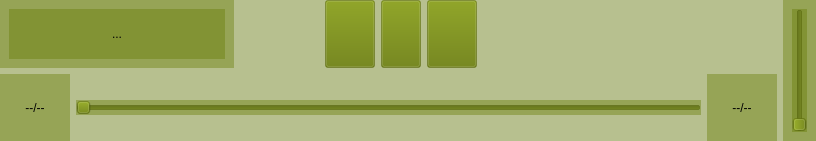
First picture: the form in interface.ui, repository AlephNought0/Zoron, before the edit.
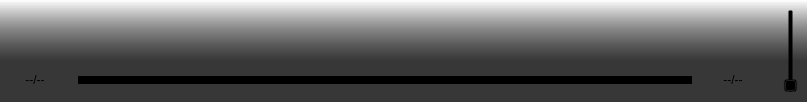
Second picture: the form after the edit. Icons and pictures are not drawn.

The edit to the form file:
```diff
--- a/interface.ui
+++ b/interface.ui
@@ -6,93 +6,115 @@
    <rect>
     <x>0</x>
     <y>0</y>
-    <width>816</width>
-    <height>141</height>
+    <width>807</width>
+    <height>102</height>
    </rect>
   </property>
+  <property name="sizePolicy">
+   <sizepolicy hsizetype="Expanding" vsizetype="Fixed">
+    <horstretch>0</horstretch>
+    <verstretch>0</verstretch>
+   </sizepolicy>
+  </property>
   <property name="windowTitle">
    <string>Dialog</string>
   </property>
   <property name="styleSheet">
-   <string notr="true"/>
+   <string notr="true">QWidget {
+background: qlineargradient(spread:pad, x1:0, y1:1, x2:0, y2:0, stop:0.4 rgba(0, 0, 0, 0.4), stop:1 rgba(0, 0, 0, 0));
+}
+
+</string>
   </property>
+  <layout class="QVBoxLayout" name="verticalLayout_3">
+   <property name="spacing">
+    <number>0</number>
+   </property>
+   <property name="leftMargin">
+    <number>0</number>
+   </property>
+   <property name="topMargin">
+    <number>0</number>
+   </property>
+   <property name="rightMargin">
+    <number>0</number>
+   </property>
+   <property name="bottomMargin">
+    <number>0</number>
+   </property>
+   <item>
   <widget class="QWidget" name="horizontalWidget" native="true">
-   <property name="geometry">
-    <rect>
-     <x>0</x>
-     <y>0</y>
-     <width>816</width>
-     <height>141</height>
-    </rect>
+     <property name="sizePolicy">
+      <sizepolicy hsizetype="Expanding" vsizetype="Fixed">
+       <horstretch>0</horstretch>
+       <verstretch>0</verstretch>
+      </sizepolicy>
    </property>
    <property name="styleSheet">
-    <string notr="true">background-color: rgba(100, 122, 0, 0.4);</string>
-   </property>
-   <layout class="QHBoxLayout" name="horizontalLayout">
+      <string notr="true"/>
+     </property>
+     <layout class="QHBoxLayout" name="horizontalLayout" stretch="0,0">
+      <property name="spacing">
+       <number>6</number>
+      </property>
+      <property name="sizeConstraint">
+       <enum>QLayout::SetDefaultConstraint</enum>
+      </property>
+      <property name="leftMargin">
+       <number>0</number>
+      </property>
+      <property name="topMargin">
+       <number>0</number>
+      </property>
+      <property name="rightMargin">
+       <number>0</number>
+      </property>
+      <property name="bottomMargin">
+       <number>0</number>
+      </property>
     <item>
      <layout class="QVBoxLayout" name="verticalLayout">
+        <item>
+         <spacer name="verticalSpacer">
+          <property name="orientation">
+           <enum>Qt::Vertical</enum>
+          </property>
+          <property name="sizeType">
+           <enum>QSizePolicy::Fixed</enum>
+          </property>
+          <property name="sizeHint" stdset="0">
+           <size>
+            <width>0</width>
+            <height>2</height>
+           </size>
+          </property>
+         </spacer>
+        </item>
       <item>
        <layout class="QHBoxLayout" name="horizontalLayout_5">
-        <item>
-         <widget class="QWidget" name="horizontalWidget_3" native="true">
-          <property name="sizePolicy">
-           <sizepolicy hsizetype="Minimum" vsizetype="Preferred">
-            <horstretch>0</horstretch>
-            <verstretch>0</verstretch>
-           </sizepolicy>
+          <property name="spacing">
+           <number>25</number>
           </property>
-          <property name="minimumSize">
-           <size>
-            <width>150</width>
-            <height>0</height>
-           </size>
-          </property>
-          <property name="sizeIncrement">
-           <size>
-            <width>0</width>
-            <height>0</height>
-           </size>
-          </property>
-          <layout class="QHBoxLayout" name="horizontalLayout_7">
-           <item>
-            <widget class="QLabel" name="mediaLabel">
-             <property name="minimumSize">
-              <size>
-               <width>0</width>
-               <height>0</height>
-              </size>
-             </property>
-             <property name="text">
-              <string>...</string>
-             </property>
-             <property name="alignment">
-              <set>Qt::AlignCenter</set>
-             </property>
-            </widget>
-           </item>
-          </layout>
-         </widget>
-        </item>
         <item>
          <spacer name="horizontalSpacer">
           <property name="orientation">
            <enum>Qt::Horizontal</enum>
           </property>
           <property name="sizeType">
-           <enum>QSizePolicy::Fixed</enum>
+             <enum>QSizePolicy::Expanding</enum>
           </property>
           <property name="sizeHint" stdset="0">
            <size>
-            <width>85</width>
+              <width>270</width>
             <height>0</height>
            </size>
           </property>
          </spacer>
         </item>
-        <item>
+          <item alignment="Qt::AlignHCenter">
          <widget class="QPushButton" name="previousMedia">
           <property name="sizePolicy">
-           <sizepolicy hsizetype="Fixed" vsizetype="Minimum">
+             <sizepolicy hsizetype="Maximum" vsizetype="Maximum">
             <horstretch>0</horstretch>
             <verstretch>0</verstretch>
            </sizepolicy>
@@ -109,6 +131,17 @@
             <height>0</height>
            </size>
           </property>
+            <property name="styleSheet">
+             <string notr="true">QPushButton {
+background-color: transparent;
+border-radius: 5px;
+border: 0px;
+}
+
+QPushButton::hover {
+background: rgba(66, 66, 66, 0.6);
+}</string>
+            </property>
           <property name="text">
            <string/>
           </property>
@@ -119,7 +152,7 @@
           <property name="iconSize">
            <size>
             <width>35</width>
-            <height>35</height>
+              <height>50</height>
            </size>
           </property>
          </widget>
@@ -127,17 +160,31 @@
         <item>
          <widget class="QPushButton" name="playButton">
           <property name="sizePolicy">
-           <sizepolicy hsizetype="Fixed" vsizetype="Preferred">
+             <sizepolicy hsizetype="Maximum" vsizetype="Maximum">
             <horstretch>0</horstretch>
             <verstretch>0</verstretch>
            </sizepolicy>
           </property>
           <property name="minimumSize">
            <size>
-            <width>35</width>
-            <height>35</height>
-           </size>
-          </property>
+              <width>50</width>
+              <height>50</height>
+             </size>
+            </property>
+            <property name="autoFillBackground">
+             <bool>false</bool>
+            </property>
+            <property name="styleSheet">
+             <string notr="true">QPushButton {
+background: transparent;
+border-radius: 5px;
+border: 0px;
+}
+
+QPushButton::hover {
+background: rgba(66, 66, 66, 0.6);
+}</string>
+            </property>
           <property name="text">
            <string/>
           </property>
@@ -148,7 +195,7 @@
           <property name="iconSize">
            <size>
             <width>35</width>
-            <height>35</height>
+              <height>37</height>
            </size>
           </property>
          </widget>
@@ -159,7 +206,7 @@
            <bool>true</bool>
           </property>
           <property name="sizePolicy">
-           <sizepolicy hsizetype="Fixed" vsizetype="Minimum">
+             <sizepolicy hsizetype="Maximum" vsizetype="Maximum">
             <horstretch>0</horstretch>
             <verstretch>0</verstretch>
            </sizepolicy>
@@ -170,6 +217,17 @@
             <height>50</height>
            </size>
           </property>
+            <property name="styleSheet">
+             <string notr="true">QPushButton {
+background-color: transparent;
+border-radius: 5px;
+border: 0px;
+}
+
+QPushButton::hover {
+background: rgba(66, 66, 66, 0.6);
+}</string>
+            </property>
           <property name="text">
            <string/>
           </property>
@@ -180,7 +238,7 @@
           <property name="iconSize">
            <size>
             <width>35</width>
-            <height>35</height>
+              <height>50</height>
            </size>
           </property>
          </widget>
@@ -191,12 +249,12 @@
            <enum>Qt::Horizontal</enum>
           </property>
           <property name="sizeType">
-           <enum>QSizePolicy::Fixed</enum>
+             <enum>QSizePolicy::Expanding</enum>
           </property>
           <property name="sizeHint" stdset="0">
            <size>
-            <width>300</width>
-            <height>20</height>
+              <width>270</width>
+              <height>0</height>
            </size>
           </property>
          </spacer>
@@ -213,6 +271,9 @@
             <height>0</height>
            </size>
           </property>
+            <property name="styleSheet">
+             <string notr="true">background-color: rgba(0, 0, 0, 0);</string>
+            </property>
           <property name="text">
            <string>--/--</string>
           </property>
@@ -223,6 +284,52 @@
         </item>
         <item>
          <widget class="QSlider" name="durationSlider">
+            <property name="sizePolicy">
+             <sizepolicy hsizetype="Expanding" vsizetype="Maximum">
+              <horstretch>0</horstretch>
+              <verstretch>0</verstretch>
+             </sizepolicy>
+            </property>
+            <property name="minimumSize">
+             <size>
+              <width>0</width>
+              <height>20</height>
+             </size>
+            </property>
+            <property name="styleSheet">
+             <string notr="true">QSlider {
+background-color: transparent;
+}
+
+QSlider::handle {
+background-color: rgba(255, 10, 0, 0);
+}
+
+QSlider::groove:horizontal {
+border: 0.5px solid transparent;
+height: 6px;
+}
+
+QSlider::sub-page {
+background: transparent;
+}
+
+QSlider::add-page {
+background: black;
+}</string>
+            </property>
+            <property name="minimum">
+             <number>0</number>
+            </property>
+            <property name="maximum">
+             <number>100</number>
+            </property>
+            <property name="pageStep">
+             <number>10</number>
+            </property>
+            <property name="value">
+             <number>0</number>
+            </property>
           <property name="orientation">
            <enum>Qt::Horizontal</enum>
           </property>
@@ -236,6 +343,9 @@
             <height>0</height>
            </size>
           </property>
+            <property name="styleSheet">
+             <string notr="true">background: transparent;</string>
+            </property>
           <property name="text">
            <string>--/--</string>
           </property>
@@ -251,17 +361,20 @@
     <item>
      <widget class="QWidget" name="verticalWidget_2" native="true">
       <property name="sizePolicy">
-       <sizepolicy hsizetype="Fixed" vsizetype="Preferred">
+         <sizepolicy hsizetype="Maximum" vsizetype="Preferred">
         <horstretch>50</horstretch>
         <verstretch>0</verstretch>
        </sizepolicy>
       </property>
       <property name="minimumSize">
        <size>
-        <width>15</width>
+          <width>33</width>
         <height>0</height>
        </size>
       </property>
+        <property name="styleSheet">
+         <string notr="true">background: transparent;</string>
+        </property>
       <layout class="QVBoxLayout" name="verticalLayout_2">
        <property name="spacing">
         <number>6</number>
@@ -271,6 +384,15 @@
        </property>
        <item>
         <widget class="QSlider" name="audioSlider">
+           <property name="sizePolicy">
+            <sizepolicy hsizetype="Maximum" vsizetype="Expanding">
+             <horstretch>0</horstretch>
+             <verstretch>0</verstretch>
+            </sizepolicy>
+           </property>
+           <property name="maximum">
+            <number>100</number>
+           </property>
          <property name="orientation">
           <enum>Qt::Vertical</enum>
          </property>
@@ -281,6 +403,8 @@
     </item>
    </layout>
   </widget>
+   </item>
+  </layout>
  </widget>
  <resources/>
  <connections/>
```
Left out of the diff: 16 changed lines with no effect on the pictures. Lines whose indentation alone changed are shown as unchanged.
